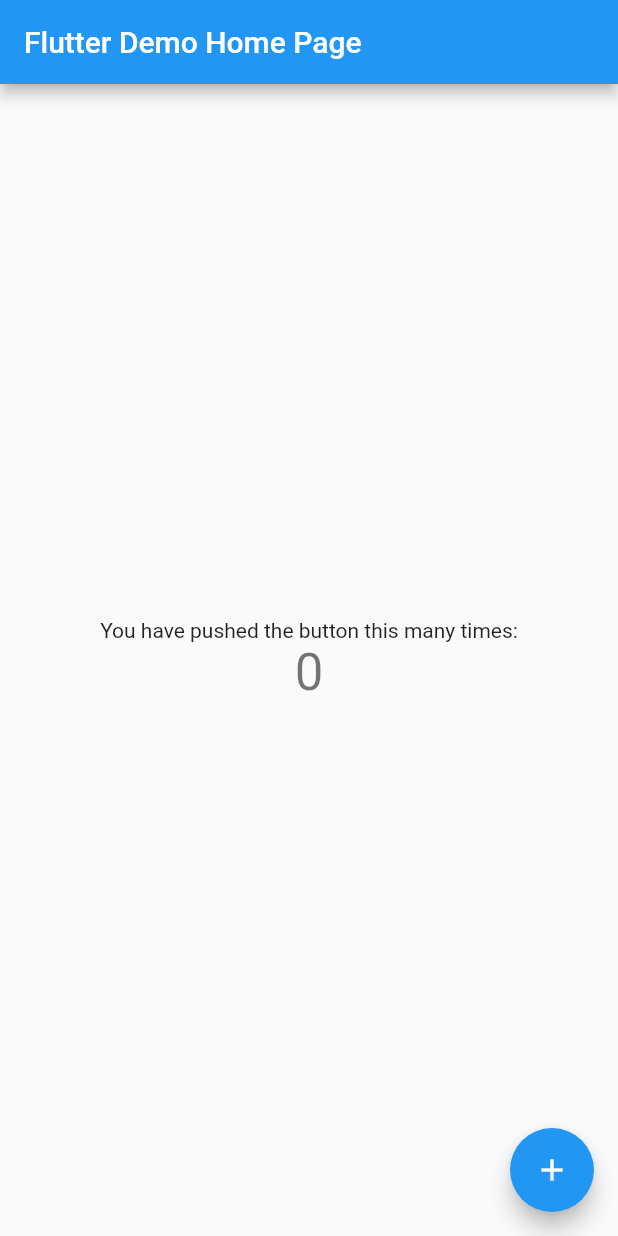
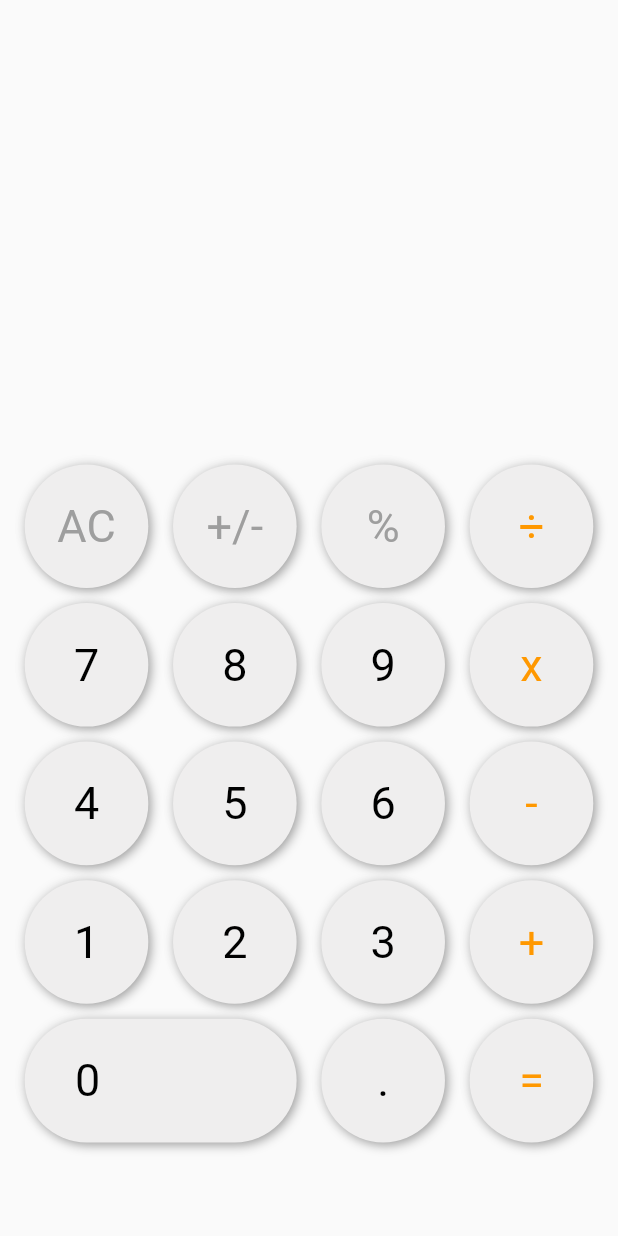
Before and after one commit to abdullahmahmood125/Flutter-Calculator-App, a Flutter app: the screen it shows after launch, on a phone screen of 412 x 824 dp. Run offline on Flutter 3.47's test engine with Material 2 defaults, Android fonts, the phone set to English and light mode, and no system bars; our stand-ins replace flutter_mobx, math_expressions, mobx; missing offline and left inert: dart:ffi; generated files the repository leaves out were written again.

Commit message:
final commit

```diff
--- a/lib/ButtonContainer.dart
+++ b/lib/ButtonContainer.dart
@@ -3,127 +3,129 @@ import 'package:flutter/material.dart';
 import 'package:flutter/cupertino.dart';
 
 
-class NeumorphicContainer extends StatefulWidget {
+class ButtonContainer extends StatefulWidget {
   final double bevel;
   final Offset blurOffset;
   final Color color;
   String label = "";
+   Color textColor = Colors.black;
+   final VoidCallback onTap;
 
-  NeumorphicContainer({
+  ButtonContainer({
     Key? key,
     required this.label,
     this.bevel = 5.0,
     required this.color,
-  })  : this.blurOffset = Offset(bevel / 2, bevel / 2),
+    required this.textColor,
+    required this.onTap
+  })  : this.blurOffset = Offset(bevel / 3, bevel / 3),
         super(key: key);
 
   @override
-  _NeumorphicContainerState createState() => _NeumorphicContainerState();
+  _ButtonContainerState createState() => _ButtonContainerState();
 }
 
-class _NeumorphicContainerState extends State<NeumorphicContainer> {
+class _ButtonContainerState extends State<ButtonContainer> {
   bool _isPressed = false;
 
     void onTapDown(TapDownDetails details) {
       setState(() {
-        print("_onTapDown");
-
-        buttonTap(this.widget.label);
+        //buttonTap(this.widget.label);
         _isPressed = true;
       });
+      this.widget.onTap();
     }
     void _onTapUp(TapUpDetails details) {
       setState(() {
-        print("_onTapUp");
-
         _isPressed = false;
       });
     }
 
 
-    void buttonTap(String label){
+  @override
+  Widget build(BuildContext context) {
 
-    switch (label) {
-      case 'AC':
-        calculator.clean();
-        break;
-      case 'D':
-        calculator.delete();
-        break;
-      case '=':
-        calculator.result();
-        break;
+    final width = MediaQuery.of(context).size.width;
+    final squareSideLength = width / 5;
+    final buttonWidth = squareSideLength * (widget.label == "0" ? 2.2 : 1);
+    final buttonSize = Size(buttonWidth, squareSideLength);
 
-      case '1':
-      case '2':
-      case '3':
-      case '4':
-      case '5':
-      case '6':
-      case '7':
-      case '8':
-      case '9':
-      case '0':
-      case '+':
-      case '-':
-      case '/':
-        calculator.addUserInput(label);
-        break;
-      case 'x':
-        calculator.addUserInput("*");
-        break;
+    return GestureDetector(
+      onTapDown: onTapDown,
+      onTapUp: _onTapUp,
+      child: SizedBox(
+        height: buttonSize.height ,
+        width: buttonSize.width,
+        child: AnimatedContainer(
+          duration: const Duration(milliseconds: 150),
+          //padding: const EdgeInsets.all(24.0),
+          decoration: BoxDecoration(
+            color:  _backgroundColor(),
+            border: _borderColor(),
+            borderRadius: BorderRadius.circular(widget.bevel * 10),  //.circular(widget.bevel * 10),
+            boxShadow: _boxShadow(),
+          ),
+          child: Center(
+            child: Container(alignment: widget.label == "0" ? Alignment(-0.6,0): Alignment.center,
+            child: Text(widget.label,
+              style: TextStyle(fontSize: 30, color: this.widget.textColor),
+              textAlign:  TextAlign.center,
+            ),
+          ),
+          ), //Typography.blackCupertino.display2
+        ),
+      ),
+    );
+  }
+
+  _boxShadow() {
+    if (_isPressed){
+      return null;
+    } else{
+
+    if( calculator.themeIsDark){
+    return _darkBoxShadow();
+    } else{
+    return _lightBoxShadow();
+    }
 
 
     }
 
 
+  }
+  _darkBoxShadow() => [BoxShadow(
+    blurRadius: widget.bevel,
+    offset: Offset(4.5, 4.5),
+    //offset: -widget.blurOffset,
+    color: Color.fromRGBO(30, 30, 30, 1,),
+  )];
+
+    _lightBoxShadow() =>  [
+      BoxShadow(
+    blurRadius: widget.bevel,
+    offset:  -widget.blurOffset,
+    color: this.widget.color.mix(Colors.white, .6),
+     ),
+      BoxShadow(
+    blurRadius: widget.bevel ,
+    offset: widget.blurOffset,
+    color: this.widget.color.mix(Colors.black, .3),
+  )
+    ];
+
+  _backgroundColor() {
+    if( calculator.themeIsDark){
+      return Color.fromRGBO(38, 38, 38, 1);
+    }else
+    return Color.fromRGBO(239, 238, 238, 1);
+  }
+
+  _borderColor() {
+    return Border.all(color: calculator.themeIsDark ? Color.fromRGBO(46, 46, 46, 1) : Colors.transparent);
     }
 
-  @override
-  Widget build(BuildContext context) {
-    final color = this.widget.color; //?? Theme.of(context).backgroundColor;
 
-
-    return GestureDetector(
-      onTapDown: onTapDown,
-      onTapUp: _onTapUp,
-      child: AnimatedContainer(
-        duration: const Duration(milliseconds: 150),
-        padding: const EdgeInsets.all(24.0),
-        decoration: BoxDecoration(
-          borderRadius: BorderRadius.circular(100),  //.circular(widget.bevel * 10),
-          gradient: LinearGradient(
-              begin: Alignment.topLeft,
-              end: Alignment.bottomRight,
-              colors: [
-                _isPressed ? color : color.mix(Colors.black, .1),
-                _isPressed ? color.mix(Colors.black, .05) : color,
-                _isPressed ? color.mix(Colors.black, .05) : color,
-                color.mix(Colors.white, _isPressed ? .2 : .5),
-              ],
-              stops: [
-                0.0,
-                .3,
-                .6,
-                1.0,
-              ]),
-          boxShadow: _isPressed ? null : [
-            BoxShadow(
-              blurRadius: widget.bevel,
-              offset: -widget.blurOffset,
-              color: color.mix(Colors.white, .6),
-            ),
-            BoxShadow(
-              blurRadius: widget.bevel,
-              offset: widget.blurOffset,
-              color: color.mix(Colors.black, .3),
-            )
-          ],
-        ),
-        child: Container(alignment: Alignment.center, height: 20, width: 20, child: Text(widget.label, style: TextStyle(fontSize: 14),),), //Typography.blackCupertino.display2
-      ),
-    );
-  }
 }
 
 extension ColorUtils on Color {
--- a/lib/CalculatorUIGenerator.dart
+++ b/lib/CalculatorUIGenerator.dart
@@ -1,4 +1,3 @@
-import 'package:calculator_app/Button.dart';
 import 'package:calculator_app/Global.dart';
 import 'package:calculator_app/ButtonContainer.dart';
 import 'package:flutter/cupertino.dart';
@@ -9,19 +8,33 @@ userInputAndAnswerContainer() => Container(
   child: Column(
     mainAxisAlignment: MainAxisAlignment.spaceEvenly,
     children: [
-      Container(
-        padding: EdgeInsets.all(20),
-        alignment: Alignment.centerLeft,
-        child: Text(calculator.userInput, style:  TextStyle(fontSize: 20),),
+      Expanded(
+        flex: 1,
+        child: Container(
+          padding: EdgeInsets.all(20),
+          alignment: Alignment.centerLeft,
+
+          child: SingleChildScrollView(
+            scrollDirection: Axis.horizontal,
+            child: Text(calculator.userInput, style:  TextStyle(fontSize: 20, color:  calculator.themeIsDark ? Colors.white : Colors.black),),
+          ),
+        ),
       ),
-      Container(
-        padding: EdgeInsets.all(50),
-        alignment: Alignment.centerRight,
-        child: Text(calculator.answer, style:  TextStyle(fontSize: 25)),
+      Expanded(
+        flex: 2,
+        child: Container(
+          padding: EdgeInsets.all(20),
+          alignment: Alignment.centerRight,
+          child: SingleChildScrollView(
+            scrollDirection: Axis.horizontal,
+            child: Text(calculator.answer, style:  TextStyle(fontSize: 55,  color:   calculator.themeIsDark ? Colors.white : Colors.black)),
+          ),
+        ),
       ),
     ],
   ),
 );
+
 buttonsGrid() => Column(
   mainAxisSize: MainAxisSize.max,
   mainAxisAlignment: MainAxisAlignment.center,
@@ -35,10 +48,10 @@ buttonsGrid() => Column(
             mainAxisSize: MainAxisSize.max,
             mainAxisAlignment: MainAxisAlignment.spaceEvenly,
             children: [
-              ButtonContainer(color: Colors.grey.shade300, label: "AC",),
-              ButtonContainer(color: Colors.grey.shade300, label: "D",),
-              ButtonContainer(color: Colors.grey.shade300, label: "%",),
-              ButtonContainer(color: Colors.grey.shade300, label: "/",),
+              ButtonContainer(color: Colors.grey.shade300, label: "AC", textColor: Colors.grey, onTap: () => calculator.clean(), ),
+              ButtonContainer(color: Colors.grey.shade300, label: "+/-", textColor: Colors.grey, onTap: () => calculator.resultPlusMinus()),
+              ButtonContainer(color: Colors.grey.shade300, label: "%", textColor: Colors.grey , onTap: () => calculator.resultPercentage()),
+              ButtonContainer(color: Colors.grey.shade300, label: "÷",  textColor: Colors.orange, onTap: () => calculator.addUserInput("/")),
             ],
           ),
         SizedBox(height: 10,),
@@ -46,10 +59,10 @@ buttonsGrid() => Column(
             mainAxisSize: MainAxisSize.max,
             mainAxisAlignment: MainAxisAlignment.spaceEvenly,
             children: [
-              ButtonContainer(color: Colors.grey.shade300, label: "7",),
-              ButtonContainer(color: Colors.grey.shade300, label: "8",),
-              ButtonContainer(color: Colors.grey.shade300, label: "9",),
-              ButtonContainer(color: Colors.grey.shade300, label: "x",),
+              ButtonContainer(color: Colors.grey.shade300, label: "7", textColor: calculator.themeIsDark ? Colors.white70 :  Colors.black, onTap: () => calculator.addUserInput("7")),
+              ButtonContainer(color: Colors.grey.shade300, label: "8", textColor: calculator.themeIsDark ? Colors.white70 :  Colors.black, onTap: () => calculator.addUserInput("8")),
+              ButtonContainer(color: Colors.grey.shade300, label: "9",textColor: calculator.themeIsDark ? Colors.white70 :  Colors.black, onTap: () => calculator.addUserInput("9")),
+              ButtonContainer(color: Colors.grey.shade300, label: "x", textColor: Colors.orange, onTap: () => calculator.addUserInput("*")),
             ],
           ),
 
@@ -58,10 +71,10 @@ buttonsGrid() => Column(
             mainAxisSize: MainAxisSize.max,
             mainAxisAlignment: MainAxisAlignment.spaceEvenly,
             children: [
-              ButtonContainer(color: Colors.grey.shade300, label: "4",),
-              ButtonContainer(color: Colors.grey.shade300, label: "5",),
-              ButtonContainer(color: Colors.grey.shade300, label: "6",),
-              ButtonContainer(color: Colors.grey.shade300, label: "-",),
+              ButtonContainer(color: Colors.grey.shade300, label: "4",textColor: calculator.themeIsDark ? Colors.white70 :  Colors.black, onTap: () => calculator.addUserInput("4")),
+              ButtonContainer(color: Colors.grey.shade300, label: "5",textColor: calculator.themeIsDark ? Colors.white70 :  Colors.black, onTap: () => calculator.addUserInput("5")),
+              ButtonContainer(color: Colors.grey.shade300, label: "6",textColor: calculator.themeIsDark ? Colors.white70 :  Colors.black, onTap: () => calculator.addUserInput("6")),
+              ButtonContainer(color: Colors.grey.shade300, label: "-",textColor: Colors.orange, onTap: () => calculator.addUserInput("-")),
             ],
           ),
           SizedBox(height: 10,),
@@ -69,10 +82,10 @@ buttonsGrid() => Column(
             mainAxisSize: MainAxisSize.max,
             mainAxisAlignment: MainAxisAlignment.spaceEvenly,
             children: [
-              ButtonContainer(color: Colors.grey.shade300, label: "1",),
-              ButtonContainer(color: Colors.grey.shade300, label: "2",),
-              ButtonContainer(color: Colors.grey.shade300, label: "3",),
-              ButtonContainer(color: Colors.grey.shade300, label: "+",),
+              ButtonContainer(color: Colors.grey.shade300, label: "1", textColor: calculator.themeIsDark ? Colors.white70 :  Colors.black, onTap: () => calculator.addUserInput("1")),
+              ButtonContainer(color: Colors.grey.shade300, label: "2",textColor: calculator.themeIsDark ? Colors.white70 :  Colors.black, onTap: () => calculator.addUserInput("2")),
+              ButtonContainer(color: Colors.grey.shade300, label: "3",textColor: calculator.themeIsDark ? Colors.white70 :  Colors.black, onTap: () => calculator.addUserInput("3")),
+              ButtonContainer(color: Colors.grey.shade300, label: "+",textColor: Colors.orange, onTap: () => calculator.addUserInput("+")),
             ],
           ),
           SizedBox(height: 10,),
@@ -80,86 +93,15 @@ buttonsGrid() => Column(
             mainAxisSize: MainAxisSize.max,
             mainAxisAlignment: MainAxisAlignment.spaceEvenly,
             children: [
-              ButtonContainer(color: Colors.grey.shade300, label: "+/-",),
-              ButtonContainer(color: Colors.grey.shade300, label: "0",),
-              ButtonContainer(color: Colors.grey.shade300, label: ",",),
-              ButtonContainer(color: Colors.grey.shade300, label: "=",),
+              ButtonContainer(color: Colors.grey.shade300, label: "0",textColor: calculator.themeIsDark ? Colors.white70 :   Colors.black, onTap: () => calculator.addUserInput("0")),
+              ButtonContainer(color: Colors.grey.shade300, label: ".", textColor: calculator.themeIsDark ? Colors.white70 :  Colors.black, onTap: () => null),
+              ButtonContainer(color: Colors.grey.shade300, label: "=",textColor: Colors.orange, onTap: () => calculator.result()),
             ],
           ),
+
         ],
       ),
     ),
 
   ],
 );
-
-
-
-// var calcGrid = [
-//
-//   Row(
-//     children: [
-//     Button.orange( label: "AC", onTap: () => { calculator.clean()}),
-//     Button.red( label: "DEL", onTap: () => { calculator.delete()}),
-//     Button.blue( label: "%", onTap: () => {}),
-//     Button.blue( label: "/", onTap: () => {calculator.addUserInput("/")})
-//   ],),
-//
-//   Row(
-//     children: [
-//     Button.grey( label: "7", onTap: () => {calculator.addUserInput("7")}),
-//     Button.grey( label: "8", onTap: () => {calculator.addUserInput("8")}),
-//     Button.grey( label: "9", onTap: () => {calculator.addUserInput("9")}),
-//     Button.blue( label: "x", onTap: () => {calculator.addUserInput("*")}),
-//   ],),
-//
-//   Row(
-//     children: [
-//     Button.grey( label: "4", onTap: () => {calculator.addUserInput("4")}),
-//     Button.grey( label: "5", onTap: () => {calculator.addUserInput("5")}),
-//     Button.grey( label: "6", onTap: () => {calculator.addUserInput("6")}),
-//     Button.blue( label: "-", onTap: () => {calculator.addUserInput("-")}),
-//   ],),
-//
-//   Row(
-//     children: [
-//       Button.grey( label: "1", onTap: () => {calculator.addUserInput("1")}),
-//       Button.grey( label: "2", onTap: () => {calculator.addUserInput("2")}),
-//       Button.grey( label: "3", onTap: () => {calculator.addUserInput("3")}),
-//       Button.blue( label: "+", onTap: () => {calculator.addUserInput("+")}),
-//     ],),
-//
-//   Row(
-//     children: [
-//       Button.blue( label: "+/-", onTap: () => {}),
-//       Button.grey( label: "0", onTap: () => {calculator.addUserInput("0")}),
-//       Button.blue( label: ",", onTap: () => {}),
-//       Button.blue( label: "=", onTap: () => {calculator.result()}),
-//     ],)
-//
-// ];
-
-// var calcGrid = [
-//
-//   Button.orange( label: "AC", onTap: () => { calculator.clean()}),
-//   Button.red( label: "DEL", onTap: () => { calculator.delete()}),
-//   Button.blue( label: "%", onTap: () => {}),
-//   Button.blue( label: "/", onTap: () => {calculator.addUserInput("/")}),
-//   Button.grey( label: "7", onTap: () => {calculator.addUserInput("7")}),
-//   Button.grey( label: "8", onTap: () => {calculator.addUserInput("8")}),
-//   Button.grey( label: "9", onTap: () => {calculator.addUserInput("9")}),
-//   Button.blue( label: "x", onTap: () => {calculator.addUserInput("*")}),
-//   Button.grey( label: "4", onTap: () => {calculator.addUserInput("4")}),
-//   Button.grey( label: "5", onTap: () => {calculator.addUserInput("5")}),
-//   Button.grey( label: "6", onTap: () => {calculator.addUserInput("6")}),
-//   Button.blue( label: "-", onTap: () => {calculator.addUserInput("-")}),
-//   Button.grey( label: "1", onTap: () => {calculator.addUserInput("1")}),
-//   Button.grey( label: "2", onTap: () => {calculator.addUserInput("2")}),
-//   Button.grey( label: "3", onTap: () => {calculator.addUserInput("3")}),
-//   Button.blue( label: "+", onTap: () => {calculator.addUserInput("+")}),
-//   Button.blue( label: "+/-", onTap: () => {}),
-//   Button.grey( label: "0", onTap: () => {calculator.addUserInput("0")}),
-//   Button.blue( label: ",", onTap: () => {}),
-//   Button.blue( label: "=", onTap: () => {calculator.result()}),
-//
-// ];
--- a/lib/Global.dart
+++ b/lib/Global.dart
@@ -0,0 +1,3 @@
+import 'package:calculator_app/calculator_state.dart';
+
+final calculator = CalculatorState();
--- a/lib/main.dart
+++ b/lib/main.dart
@@ -1,113 +1,67 @@
+import 'package:calculator_app/Global.dart';
+import 'package:calculator_app/CalculatorUIGenerator.dart';
 import 'package:flutter/material.dart';
+import 'package:flutter/scheduler.dart';
+import 'package:flutter_mobx/flutter_mobx.dart';
 
 void main() {
   runApp(MyApp());
 }
 
 class MyApp extends StatelessWidget {
-  // This widget is the root of your application.
+
+
   @override
   Widget build(BuildContext context) {
+
     return MaterialApp(
-      title: 'Flutter Demo',
-      theme: ThemeData(
-        // This is the theme of your application.
-        //
-        // Try running your application with "flutter run". You'll see the
-        // application has a blue toolbar. Then, without quitting the app, try
-        // changing the primarySwatch below to Colors.green and then invoke
-        // "hot reload" (press "r" in the console where you ran "flutter run",
-        // or simply save your changes to "hot reload" in a Flutter IDE).
-        // Notice that the counter didn't reset back to zero; the application
-        // is not restarted.
-        primarySwatch: Colors.blue,
-      ),
-      home: MyHomePage(title: 'Flutter Demo Home Page'),
+      debugShowCheckedModeBanner: false,
+      title: 'Calculator App',
+      theme: SchedulerBinding.instance!.window.platformBrightness == Brightness.dark ? ThemeData.dark() : ThemeData.light(), //MediaQuery.of(context).platformBrightness == Brightness.dark ?  {calculator.themeIsDark = true, ThemeData.dark()} : {calculator.themeIsDark = false, ThemeData.light()},//calculator.themeIsDark ? ThemeData.dark() : ThemeData.light(),  //mytheme.currentTheme(),
+
+      home:   MyHomePage(),
     );
+
   }
 }
 
-class MyHomePage extends StatefulWidget {
-  MyHomePage({Key? key, required this.title}) : super(key: key);
-
-  // This widget is the home page of your application. It is stateful, meaning
-  // that it has a State object (defined below) that contains fields that affect
-  // how it looks.
-
-  // This class is the configuration for the state. It holds the values (in this
-  // case the title) provided by the parent (in this case the App widget) and
-  // used by the build method of the State. Fields in a Widget subclass are
-  // always marked "final".
-
-  final String title;
-
-  @override
-  _MyHomePageState createState() => _MyHomePageState();
-}
-
-class _MyHomePageState extends State<MyHomePage> {
-  int _counter = 0;
-
-  void _incrementCounter() {
-    setState(() {
-      // This call to setState tells the Flutter framework that something has
-      // changed in this State, which causes it to rerun the build method below
-      // so that the display can reflect the updated values. If we changed
-      // _counter without calling setState(), then the build method would not be
-      // called again, and so nothing would appear to happen.
-      _counter++;
-    });
-  }
+class MyHomePage extends StatelessWidget {
 
   @override
   Widget build(BuildContext context) {
-    // This method is rerun every time setState is called, for instance as done
-    // by the _incrementCounter method above.
-    //
-    // The Flutter framework has been optimized to make rerunning build methods
-    // fast, so that you can just rebuild anything that needs updating rather
-    // than having to individually change instances of widgets.
+
+    SchedulerBinding.instance!.window.platformBrightness == Brightness.dark ? calculator.themeIsDark = true : calculator.themeIsDark = false ;
+
     return Scaffold(
-      appBar: AppBar(
-        // Here we take the value from the MyHomePage object that was created by
-        // the App.build method, and use it to set our appbar title.
-        title: Text(widget.title),
-      ),
-      body: Center(
-        // Center is a layout widget. It takes a single child and positions it
-        // in the middle of the parent.
-        child: Column(
-          // Column is also a layout widget. It takes a list of children and
-          // arranges them vertically. By default, it sizes itself to fit its
-          // children horizontally, and tries to be as tall as its parent.
-          //
-          // Invoke "debug painting" (press "p" in the console, choose the
-          // "Toggle Debug Paint" action from the Flutter Inspector in Android
-          // Studio, or the "Toggle Debug Paint" command in Visual Studio Code)
-          // to see the wireframe for each widget.
-          //
-          // Column has various properties to control how it sizes itself and
-          // how it positions its children. Here we use mainAxisAlignment to
-          // center the children vertically; the main axis here is the vertical
-          // axis because Columns are vertical (the cross axis would be
-          // horizontal).
-          mainAxisAlignment: MainAxisAlignment.center,
-          children: <Widget>[
-            Text(
-              'You have pushed the button this many times:',
-            ),
-            Text(
-              '$_counter',
-              style: Theme.of(context).textTheme.headline4,
-            ),
-          ],
+      resizeToAvoidBottomInset: false,
+      body: SafeArea(
+        child: Center(
+
+          child:
+          Observer(
+            builder: (_) =>
+          Column(
+            mainAxisAlignment: MainAxisAlignment.center,
+            children: <Widget>[
+              Container(
+                height: MediaQuery.of(context).size.height * 0.3,
+                  child: userInputAndAnswerContainer()
+              ),
+              Expanded(
+                child: Container(
+                 height: MediaQuery.of(context).size.height * 0.6,
+                  child: buttonsGrid(),
+
+                ),
+              ),
+
+            ],
+          ),
+        ),
         ),
       ),
-      floatingActionButton: FloatingActionButton(
-        onPressed: _incrementCounter,
-        tooltip: 'Increment',
-        child: Icon(Icons.add),
-      ), // This trailing comma makes auto-formatting nicer for build methods.
     );
   }
+
+
 }
```
Also changed, not shown: lib/calculator_state.dart (+132 -0 lines), pubspec.yaml (+11 -0 lines), pubspec.lock.
